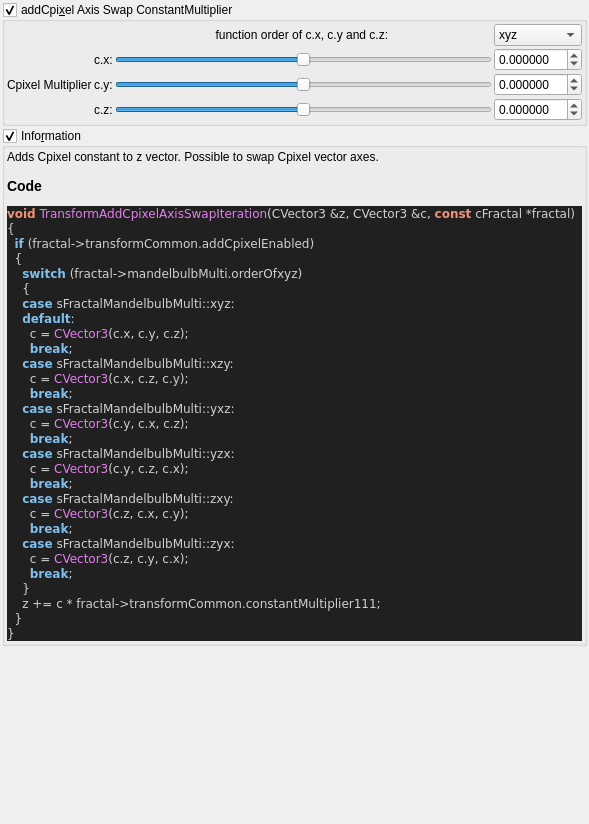
This is mandelbulber2/qt_data/fractal_transf_add_Cpixel_axis_swap.ui in buddhi1980/mandelbulber2 as Qt 5 draws it before an edit. The edited form follows.
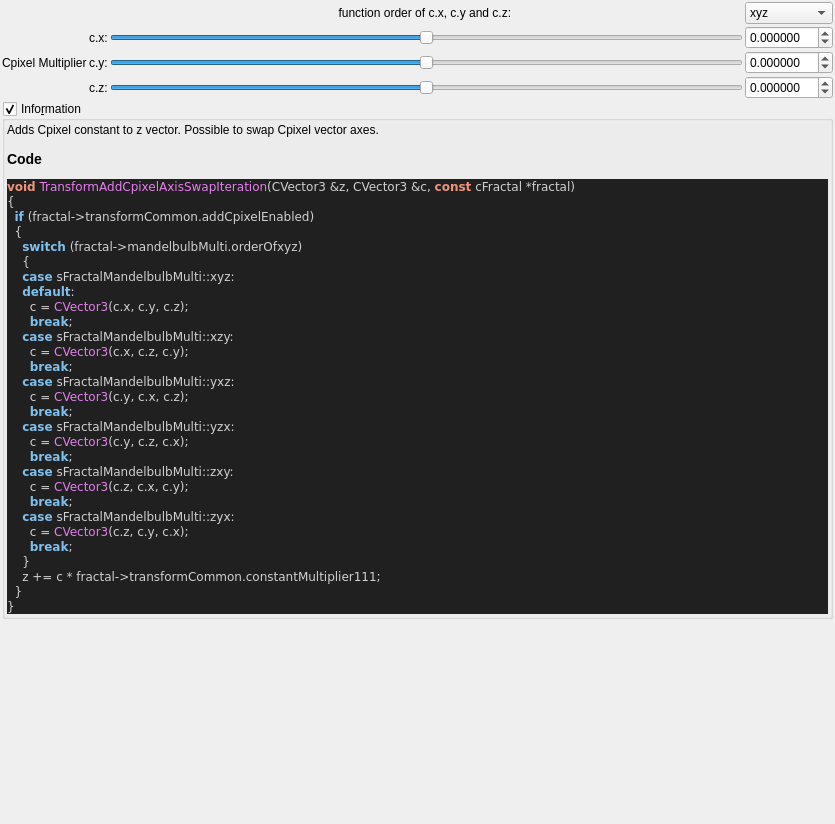
This is the edited form. Custom widgets are drawn as their Qt base class.

The edit to the form file:
```diff
--- a/mandelbulber2/qt_data/fractal_transf_add_Cpixel_axis_swap.ui
+++ b/mandelbulber2/qt_data/fractal_transf_add_Cpixel_axis_swap.ui
@@ -6,7 +6,7 @@
    <rect>
     <x>0</x>
     <y>0</y>
-    <width>589</width>
+    <width>835</width>
     <height>824</height>
    </rect>
   </property>
@@ -30,33 +30,6 @@
     <number>2</number>
    </property>
    <item>
-    <widget class="MyGroupBox" name="groupCheck_transf_addCpixel_enabled">
-     <property name="toolTip">
-      <string>&lt;html&gt;&lt;head/&gt;&lt;body&gt;&lt;p&gt;Cpixel is CVector3 c = ( c.x, c.y, c.z). It is each original point (pixel) in 3D space where the iteration starts from, ( c = original z for each point .) It is commonly found in formula structures z = f(z) + c.&lt;/p&gt;&lt;p&gt;The Cpixel multiplier effectively scales this point &amp;quot;c&amp;quot;.&lt;/p&gt;&lt;p&gt;This transform allows the swapping of the order of the &amp;quot;CVector3 c&amp;quot; components before being multiplied by &amp;quot;CVector3 z&amp;quot; components.&lt;/p&gt;&lt;/body&gt;&lt;/html&gt;</string>
-     </property>
-     <property name="title">
-      <string>addCpi&amp;xel Axis Swap ConstantMultiplier</string>
-     </property>
-     <property name="checkable">
-      <bool>true</bool>
-     </property>
-     <layout class="QVBoxLayout" name="verticalLayout_49">
-      <property name="spacing">
-       <number>2</number>
-      </property>
-      <property name="leftMargin">
-       <number>2</number>
-      </property>
-      <property name="topMargin">
-       <number>2</number>
-      </property>
-      <property name="rightMargin">
-       <number>2</number>
-      </property>
-      <property name="bottomMargin">
-       <number>2</number>
-      </property>
-      <item>
        <layout class="QGridLayout" name="gridLayout_23">
         <property name="spacing">
          <number>2</number>
@@ -293,9 +266,6 @@
          </widget>
         </item>
        </layout>
-      </item>
-     </layout>
-    </widget>
    </item>
    <item>
     <widget class="MyGroupBox" name="groupCheck_info">
```
Lines whose indentation alone changed are shown as unchanged.
